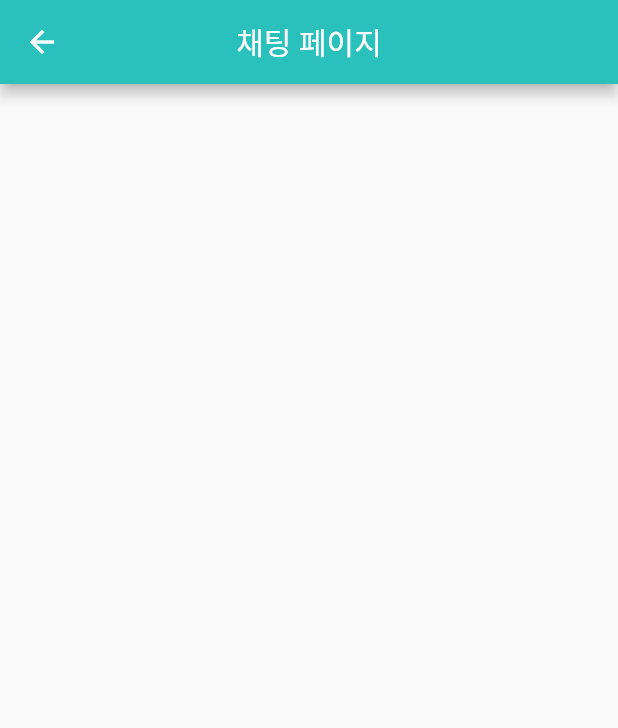
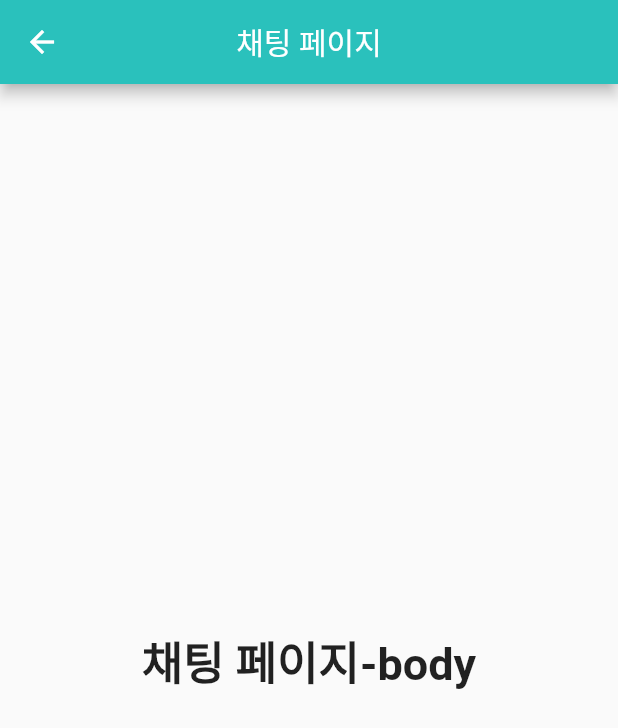
Before and after one commit to chance-up/flutter_dalin, a Flutter app: the ChatScreen screen opened directly, on a phone screen of 412 x 824 dp. Shown: the top 728 px of the screen. Run offline on Flutter 3.47's test engine with Material 2 defaults, Android fonts, the phone set to English and light mode, and no system bars.

Commit message:
body 추가중

```diff
--- a/lib/views/dalin/chat/chat_screen.dart
+++ b/lib/views/dalin/chat/chat_screen.dart
@@ -20,6 +20,15 @@ class _ChatScreenState extends State<ChatScreen> {
         ),
         backgroundColor: const Color.fromRGBO(42, 193, 188, 1),
       ),
+      body: const Center(
+        child: Text(
+          "채팅 페이지-body",
+          style: TextStyle(
+            fontSize: 30,
+            fontWeight: FontWeight.bold,
+          ),
+        ),
+      ),
     );
   }
 }
--- a/lib/views/dalin/estimate/estimate_screen.dart
+++ b/lib/views/dalin/estimate/estimate_screen.dart
@@ -18,6 +18,15 @@ class _EstimateScreenState extends State<EstimateScreen> {
         ),
         backgroundColor: const Color.fromRGBO(42, 193, 188, 1),
       ),
+      body: const Center(
+        child: Text(
+          "견적 페이지-body",
+          style: TextStyle(
+            fontSize: 30,
+            fontWeight: FontWeight.bold,
+          ),
+        ),
+      ),
     );
   }
 }
--- a/lib/views/dalin/my/mypage_screen.dart
+++ b/lib/views/dalin/my/mypage_screen.dart
@@ -20,6 +20,15 @@ class _MypageScreenState extends State<MypageScreen> {
         ),
         backgroundColor: const Color.fromRGBO(42, 193, 188, 1),
       ),
+      body: const Center(
+        child: Text(
+          "마이 페이지-body",
+          style: TextStyle(
+            fontSize: 30,
+            fontWeight: FontWeight.bold,
+          ),
+        ),
+      ),
     );
   }
 }
```
